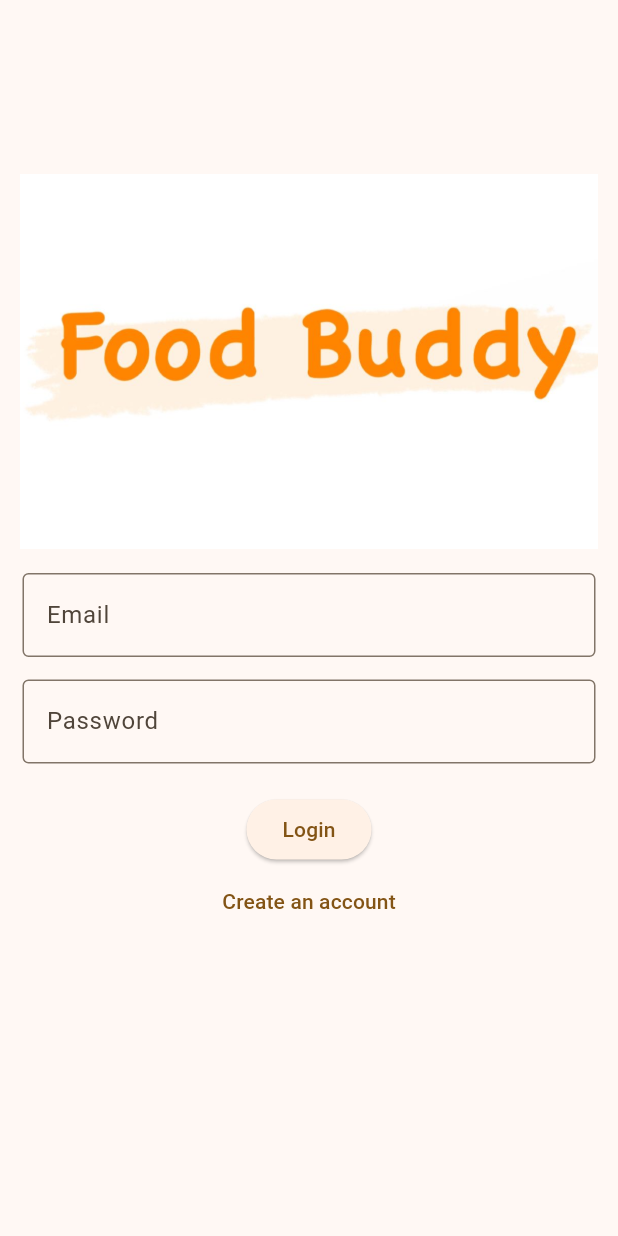
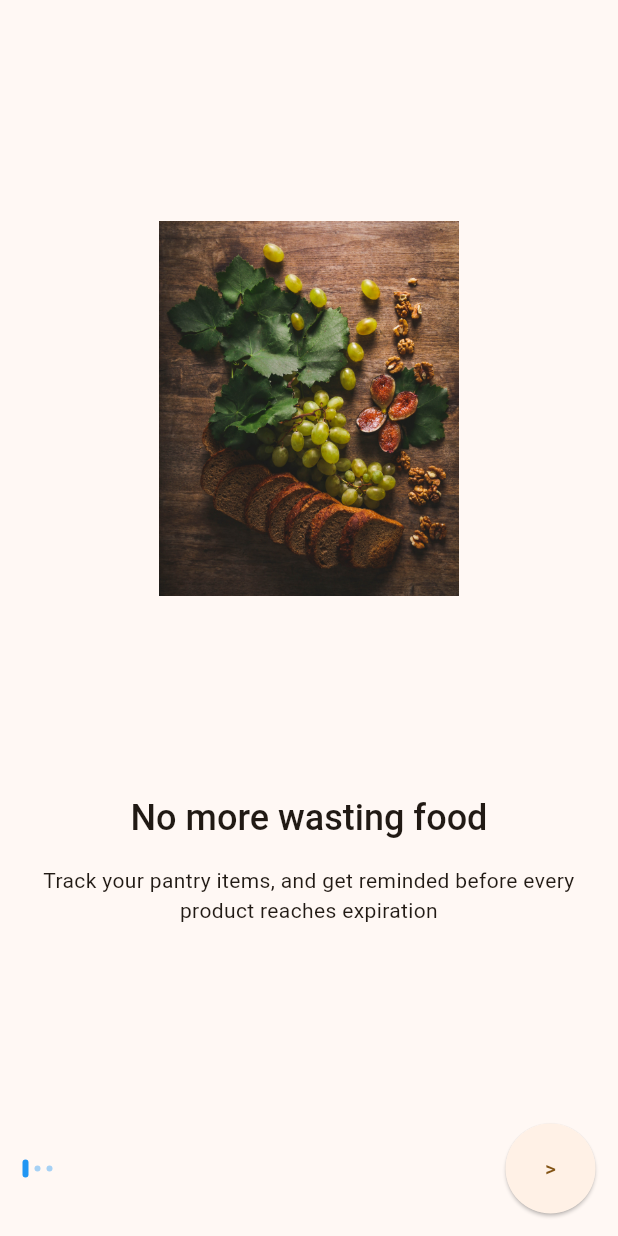
Before and after one commit to Mckenz31/foodBuddy, a Flutter app: the screen it shows after launch, on a phone screen of 412 x 824 dp. Run offline on Flutter 3.47's test engine with Material 2 defaults, Android fonts, the phone set to English and light mode, and no system bars; our stand-ins replace google_fonts.

Commit message:
On Boarding Page

```diff
--- a/food_buddy/lib/main.dart
+++ b/food_buddy/lib/main.dart
@@ -2,6 +2,7 @@ import 'package:flutter/material.dart';
 import 'package:food_buddy/models/recipe_content.dart';
 import 'package:food_buddy/widgets/inventory.dart';
 import 'package:food_buddy/widgets/login.dart';
+import 'package:food_buddy/widgets/on_boarding.dart';
 import 'package:food_buddy/widgets/recipe.dart';
 import 'package:food_buddy/widgets/recipe_cooking.dart';
 
@@ -13,7 +14,7 @@ void main() {
         colorScheme: ColorScheme.fromSeed(seedColor: Colors.orangeAccent),
         useMaterial3: true,
       ),
-      home: const Login(),
+      home: const OnBoarding(),
     ),
   );
 }
--- /dev/null
+++ b/food_buddy/lib/widgets/on_boarding.dart
@@ -0,0 +1,174 @@
+import 'package:flutter/material.dart';
+import 'package:food_buddy/widgets/login.dart';
+
+class OnBoarding extends StatefulWidget {
+  const OnBoarding({super.key});
+
+  @override
+  State<OnBoarding> createState() => _OnBoardingState();
+}
+
+class _OnBoardingState extends State<OnBoarding> {
+  late PageController _pageController;
+  int _pageIndex = 0;
+
+  @override
+  void initState() {
+    _pageController = PageController(initialPage: 0);
+    super.initState();
+  }
+
+  @override
+  void dispose() {
+    _pageController.dispose();
+    super.dispose();
+  }
+
+  @override
+  Widget build(BuildContext context) {
+    return Scaffold(
+      body: SafeArea(
+        child: Padding(
+          padding: const EdgeInsets.all(15.0),
+          child: Column(
+            children: [
+              Expanded(
+                child: PageView.builder(
+                  itemCount: demo_data.length,
+                  controller: _pageController,
+                  onPageChanged: (index){
+                    setState(() {
+                      _pageIndex = index;
+                    });
+                  },
+                  itemBuilder: (context, index) => OnBoardingContent(
+                    image: demo_data[index].image,
+                    title: demo_data[index].title,
+                    description: demo_data[index].description,
+                  ),
+                ),
+              ),
+              Row(
+                children: [
+                  ...List.generate(
+                      demo_data.length,
+                      (index) => Padding(
+                            padding: const EdgeInsets.only(right: 4),
+                            child: DotIndicator(isActive: index == _pageIndex,),
+                          )),
+                  const Spacer(),
+                  SizedBox(
+                    height: 60,
+                    width: 60,
+                    child: ElevatedButton(
+                      onPressed: () {
+                        _pageController.nextPage(
+                            duration: const Duration(microseconds: 300),
+                            curve: Curves.ease);
+                        if(_pageIndex == 2){
+                          Navigator.of(context).push(
+                            MaterialPageRoute(
+                              builder: (context) => const Login(),
+                            ),
+                          );
+                        }
+                      },
+                      style:
+                          ElevatedButton.styleFrom(shape: const CircleBorder()),
+                      child: const Text(">"),
+                    ),
+                  ),
+                ],
+              ),
+            ],
+          ),
+        ),
+      ),
+    );
+  }
+}
+
+class DotIndicator extends StatelessWidget {
+  const DotIndicator({
+    super.key,
+    this.isActive = false,
+  });
+
+  final bool isActive;
+
+  @override
+  Widget build(BuildContext context) {
+    return AnimatedContainer(
+      duration: const Duration(milliseconds: 300),
+      height: isActive ? 12 : 4,
+      width: 4,
+      decoration: BoxDecoration(
+          color: isActive ? Colors.blue : Colors.blue.withOpacity(0.4),
+          borderRadius: const BorderRadius.all(Radius.circular(12))),
+    );
+  }
+}
+
+class OnBoard {
+  final String image, title, description;
+
+  OnBoard(
+      {required this.image, required this.title, required this.description});
+}
+
+final List<OnBoard> demo_data = [
+  OnBoard(
+    image: "assets/onboarding1.jpg",
+    title: "No more wasting food",
+    description: "Track your pantry items, and get reminded before every product reaches expiration",
+  ),
+  OnBoard(
+    image: "assets/onboarding2.jpg",
+    title: "Highly rated Cookbook",
+    description: "Don't know what to cook with your ingredients? We got you covered!",
+  ),
+  OnBoard(
+    image: "assets/onboarding3.jpg",
+    title: "Sharing is caring",
+    description: "Need food? Want to donate food? Chat with students like you and get what you need",
+  ),
+];
+
+class OnBoardingContent extends StatelessWidget {
+  const OnBoardingContent(
+      {super.key,
+      required this.title,
+      required this.image,
+      required this.description});
+
+  final String image, title, description;
+
+  @override
+  Widget build(BuildContext context) {
+    return Column(
+      children: [
+        const Spacer(),
+        Image.asset(
+          image,
+          height: 250,
+        ),
+        const Spacer(),
+        Text(
+          title,
+          style: Theme.of(context)
+              .textTheme
+              .headlineSmall!
+              .copyWith(fontWeight: FontWeight.w500),
+        ),
+        const SizedBox(
+          height: 16,
+        ),
+        Text(
+          description,
+          textAlign: TextAlign.center,
+        ),
+        const Spacer(),
+      ],
+    );
+  }
+}
```
Also changed, not shown: food_buddy/assets/onboarding1.jpg (added), food_buddy/assets/onboarding2.jpg (added), food_buddy/assets/onboarding3.jpg (added).
